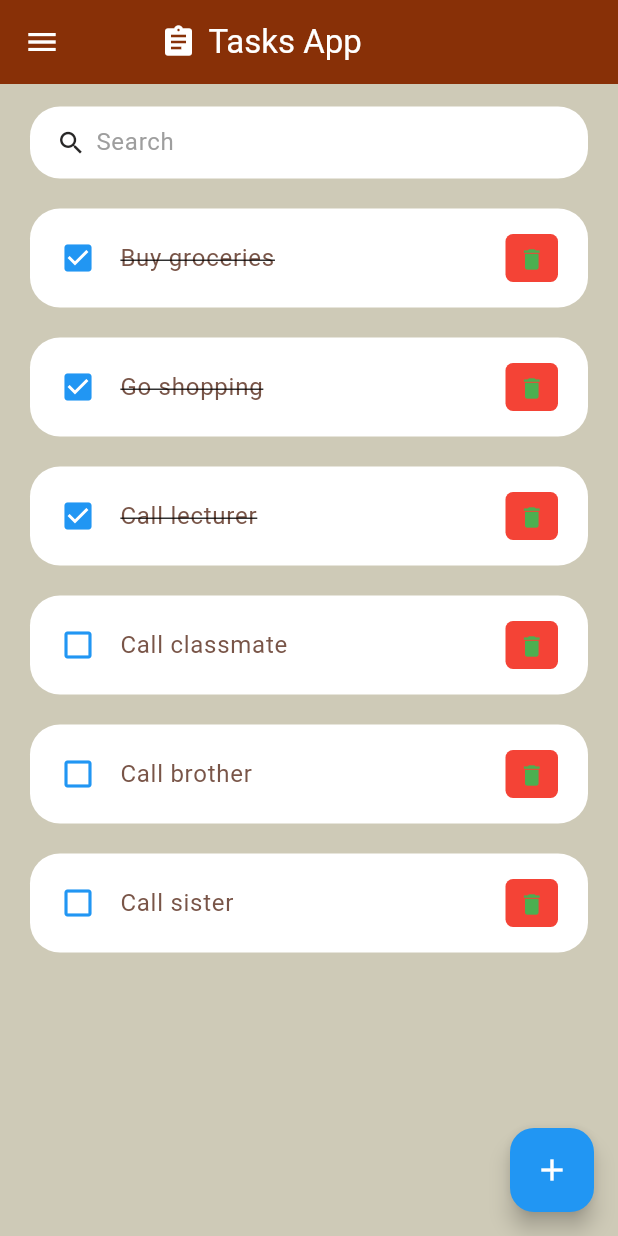
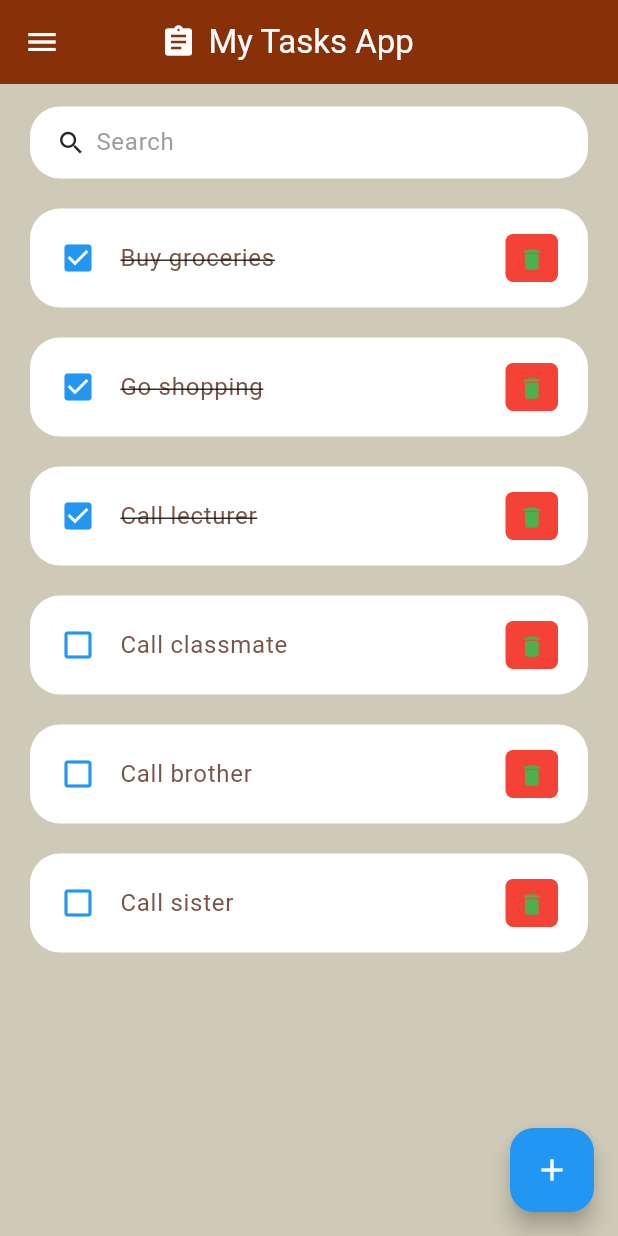
Before and after one commit to Lenkaa3792/FLUTTER-HACKATHON-REPO, a Flutter app: the screen it shows after launch, on a phone screen of 412 x 824 dp. Run offline on Flutter 3.47's test engine with Material 3 defaults, Android fonts, the light colour scheme and no system bars.

Commit message:
changed the app title

```diff
--- a/lib/screens/tasks_screen.dart
+++ b/lib/screens/tasks_screen.dart
@@ -1,6 +1,7 @@
 import 'package:flutter/material.dart';
 import 'package:todolist/model/todo.dart'; // Import ToDo model class
 import 'package:todolist/widgets/todo_items.dart'; // Import ToDoItem widget
+
 // Enumeration to represent different task categories
 enum TaskCategory {
   all,
@@ -18,7 +19,8 @@ class TasksScreen extends StatefulWidget {
 class _TasksScreenState extends State<TasksScreen> {
   List<ToDo> todosList = ToDo.todoList(); // List of all tasks
   List<ToDo> _foundToDo = []; // List of tasks to display based on category
-  TaskCategory _selectedCategory = TaskCategory.all; // Default selected category
+  TaskCategory _selectedCategory =
+      TaskCategory.all; // Default selected category
 
   @override
   void initState() {
@@ -34,10 +36,14 @@ class _TasksScreenState extends State<TasksScreen> {
           _foundToDo = todosList; // Display all tasks
           break;
         case TaskCategory.completed:
-          _foundToDo = todosList.where((todo) => todo.isDone).toList(); // Display completed tasks
+          _foundToDo = todosList
+              .where((todo) => todo.isDone)
+              .toList(); // Display completed tasks
           break;
         case TaskCategory.pending:
-          _foundToDo = todosList.where((todo) => !todo.isDone).toList(); // Display pending tasks
+          _foundToDo = todosList
+              .where((todo) => !todo.isDone)
+              .toList(); // Display pending tasks
           break;
       }
     });
@@ -140,7 +146,7 @@ class _TasksScreenState extends State<TasksScreen> {
             ),
             SizedBox(width: 8),
             Text(
-              'Tasks App',
+              'My Tasks App',
               style: TextStyle(color: Colors.white),
             ),
           ],
@@ -168,7 +174,8 @@ class _TasksScreenState extends State<TasksScreen> {
             ListTile(
               title: Text("Completed Tasks"),
               leading: Icon(Icons.check_box),
-              onTap: () => _setSelectedCategory(TaskCategory.completed, context),
+              onTap: () =>
+                  _setSelectedCategory(TaskCategory.completed, context),
             ),
             ListTile(
               title: Text("Pending Tasks"),
```
